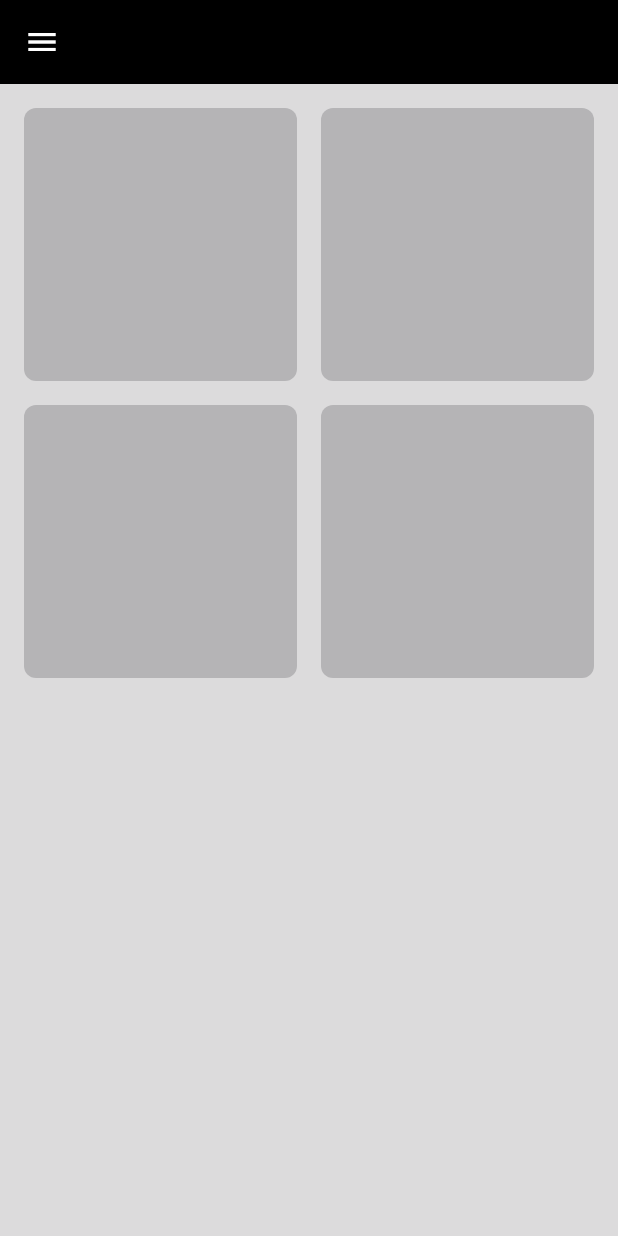
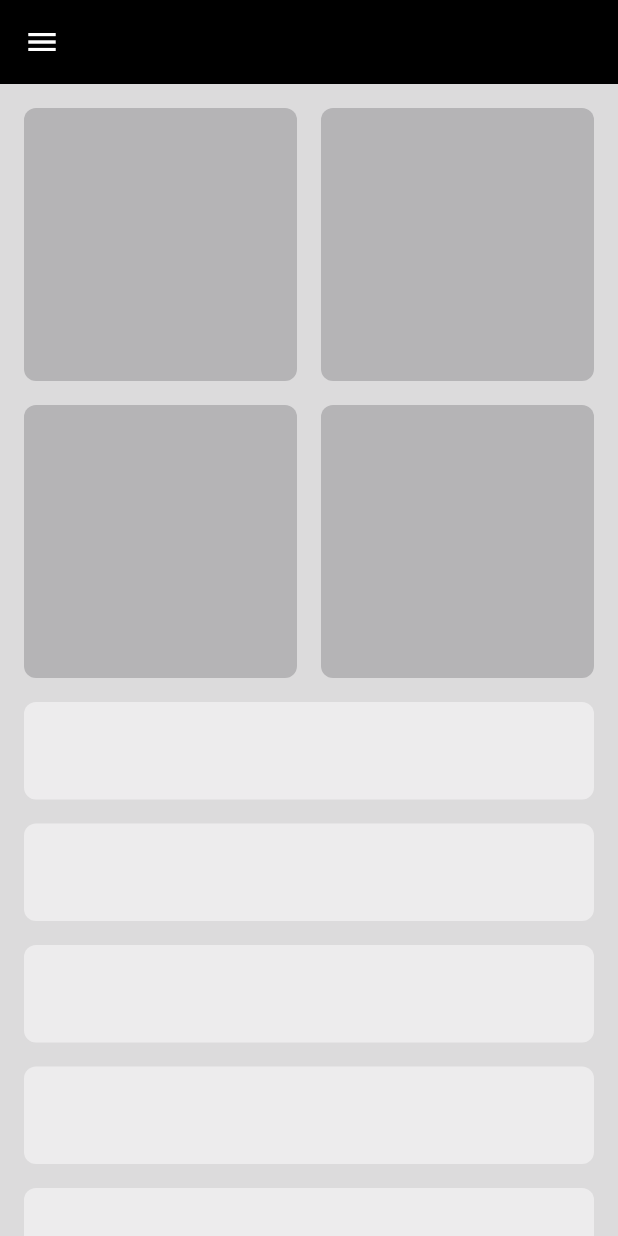
Before and after one commit to KingNarmar/adaptaive_app, a Flutter app: the screen it shows after launch, on a phone screen of 412 x 824 dp. Run offline on Flutter 3.47's test engine with Material 3 defaults, Android fonts, the phone set to English and light mode, and no system bars.

Commit message:
Video 17 Custom Sliver List

```diff
--- /dev/null
+++ b/lib/screens/widgets/custom_item2.dart
@@ -0,0 +1,16 @@
+import 'package:flutter/material.dart';
+
+class CustomItem2 extends StatelessWidget {
+  const CustomItem2({super.key});
+
+  @override
+  Widget build(BuildContext context) {
+    return Container(
+      height: 65,
+      decoration: BoxDecoration(
+        borderRadius: BorderRadius.circular(8),
+        color: const Color(0xffEDECED),
+      ),
+    );
+  }
+}
--- a/lib/screens/widgets/home_screen_body.dart
+++ b/lib/screens/widgets/home_screen_body.dart
@@ -1,4 +1,5 @@
 import 'package:adaptaive_app/screens/widgets/custom_sliver_grid.dart';
+import 'package:adaptaive_app/screens/widgets/custom_sliver_list.dart';
 import 'package:flutter/material.dart';
 
 class HomeScreenBody extends StatelessWidget {
@@ -16,6 +17,7 @@ class HomeScreenBody extends StatelessWidget {
             ),
           ),
           CustomSliverGrid(),
+          CustomSliverList()
         ],
       ),
     );
```
Also changed, not shown: lib/screens/widgets/custom_sliver_list.dart (added, +19 -0 lines).
